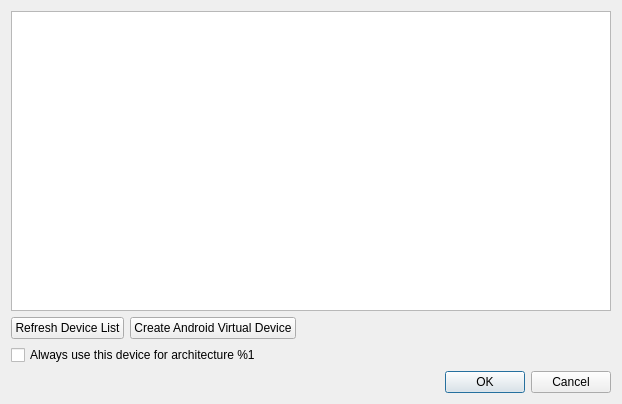
This is src/plugins/android/androiddevicedialog.ui in qt-creator/qt-creator as Qt 5 draws it before an edit. The edited form follows.
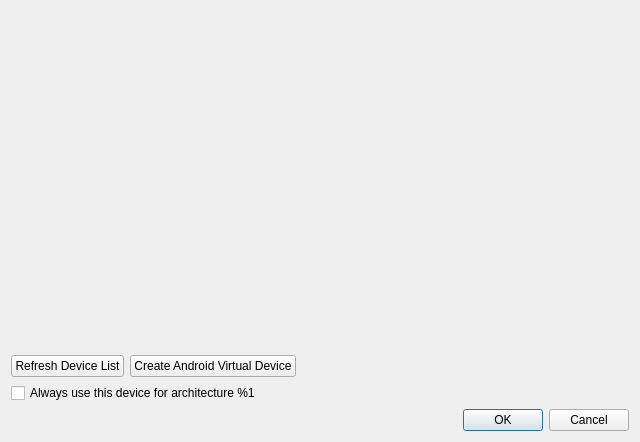
This is the edited form. The open tabs and pages were chosen to show the change.

Commit message:
AndroidDeviceDialog: Show a hint if we found no device
Task-number: QTCREATORBUG-11437

Diff of the .ui file:
```diff
--- a/src/plugins/android/androiddevicedialog.ui
+++ b/src/plugins/android/androiddevicedialog.ui
@@ -6,36 +6,29 @@
    <rect>
     <x>0</x>
     <y>0</y>
-    <width>618</width>
-    <height>400</height>
+    <width>636</width>
+    <height>438</height>
    </rect>
   </property>
   <property name="windowTitle">
    <string>Select Android Device</string>
   </property>
   <layout class="QGridLayout" name="gridLayout">
-   <item row="1" column="0">
-    <widget class="QPushButton" name="refreshDevicesButton">
-     <property name="text">
-      <string>Refresh Device List</string>
-     </property>
-    </widget>
-   </item>
-   <item row="1" column="1">
-    <widget class="QPushButton" name="createAVDButton">
-     <property name="text">
-      <string>Create Android Virtual Device</string>
-     </property>
-    </widget>
-   </item>
-   <item row="2" column="0" colspan="2">
+   <item row="3" column="0" colspan="2">
     <widget class="QCheckBox" name="defaultDeviceCheckBox">
      <property name="text">
       <string>Always use this device for architecture %1</string>
      </property>
     </widget>
    </item>
-   <item row="3" column="2">
+   <item row="2" column="1">
+    <widget class="QPushButton" name="createAVDButton">
+     <property name="text">
+      <string>Create Android Virtual Device</string>
+     </property>
+    </widget>
+   </item>
+   <item row="4" column="2">
     <widget class="QDialogButtonBox" name="buttonBox">
      <property name="orientation">
       <enum>Qt::Horizontal</enum>
@@ -45,14 +38,62 @@
      </property>
     </widget>
    </item>
+   <item row="2" column="0">
+    <widget class="QPushButton" name="refreshDevicesButton">
+     <property name="text">
+      <string>Refresh Device List</string>
+     </property>
+    </widget>
+   </item>
    <item row="0" column="0" colspan="3">
-    <widget class="QTreeView" name="deviceView">
-     <property name="minimumSize">
-      <size>
-       <width>600</width>
-       <height>300</height>
-      </size>
+    <widget class="QStackedWidget" name="stackedWidget">
+     <property name="currentIndex">
+      <number>0</number>
      </property>
+     <widget class="QWidget" name="devicesPage">
+      <layout class="QGridLayout" name="gridLayout_3">
+       <item row="1" column="0">
+        <widget class="QTreeView" name="deviceView">
+         <property name="minimumSize">
+          <size>
+           <width>600</width>
+           <height>300</height>
+          </size>
+         </property>
+        </widget>
+       </item>
+       <item row="2" column="0">
+        <widget class="QLabel" name="missingLabel">
+         <property name="text">
+          <string>&lt;html&gt;&lt;head/&gt;&lt;body&gt;&lt;p&gt;&lt;a href=&quot;aaa&quot;&gt;&lt;span style=&quot; text-decoration: underline; color:#0057ae;&quot;&gt;My device is missing&lt;/span&gt;&lt;/a&gt;&lt;/p&gt;&lt;/body&gt;&lt;/html&gt;</string>
+         </property>
+         <property name="textFormat">
+          <enum>Qt::RichText</enum>
+         </property>
+        </widget>
+       </item>
+      </layout>
+     </widget>
+     <widget class="QWidget" name="noDevicesPage">
+      <layout class="QGridLayout" name="gridLayout_2">
+       <item row="0" column="0">
+        <widget class="QLabel" name="noDeviceFoundLabel">
+         <property name="text">
+          <string>&lt;html&gt;&lt;head/&gt;&lt;body&gt;&lt;p&gt;&lt;br/&gt;&lt;/p&gt;&lt;/body&gt;&lt;/html&gt;</string>
+         </property>
+         <property name="textFormat">
+          <enum>Qt::RichText</enum>
+         </property>
+         <property name="alignment">
+          <set>Qt::AlignLeading|Qt::AlignLeft|Qt::AlignTop</set>
+         </property>
+         <property name="wordWrap">
+          <bool>true</bool>
+         </property>
+        </widget>
+       </item>
+      </layout>
+     </widget>
     </widget>
    </item>
   </layout>
```
The commit also changes 2 other files.
